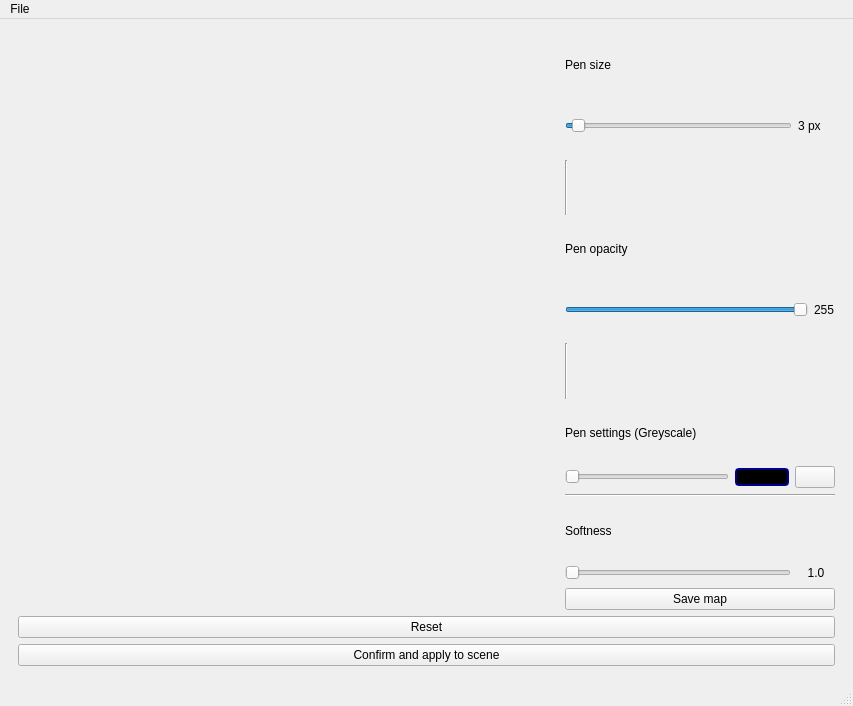
This is ui/ui/mainwindow.ui in binaryHips/Projet3D as Qt 5 draws it before an edit. The edited form follows.
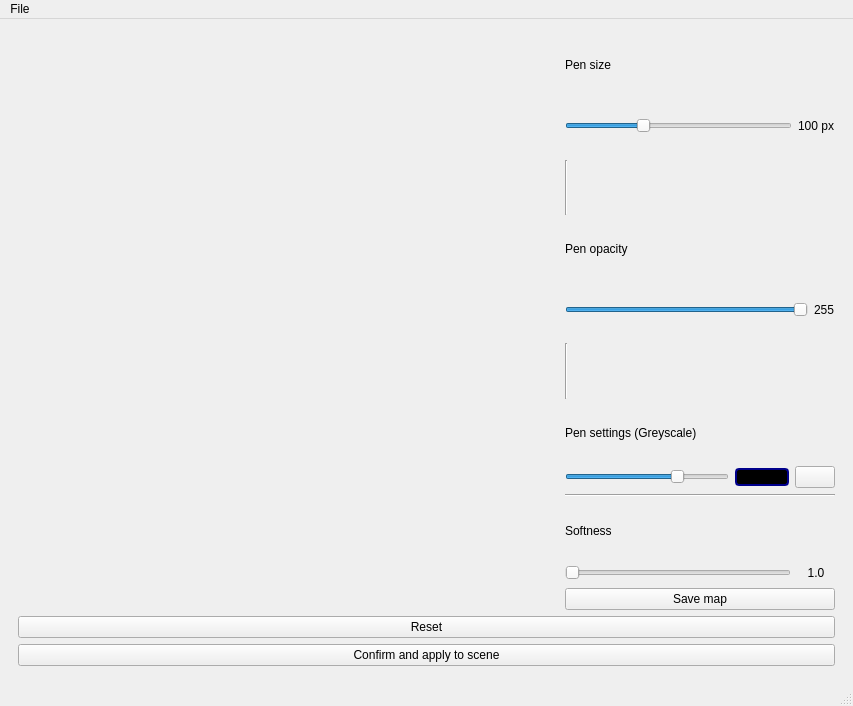
This is the edited form. The open tabs and pages were chosen to show the change. Custom widgets are drawn as their Qt base class.

Commit message: pen initial settings

What changed in the file:
```diff
--- a/ui/ui/mainwindow.ui
+++ b/ui/ui/mainwindow.ui
@@ -409,8 +409,11 @@
              <layout class="QHBoxLayout" name="horizontalLayout_6">
               <item>
                <widget class="QSlider" name="pensizeSlider">
+                <property name="maximum">
+                 <number>300</number>
+                </property>
                 <property name="value">
-                 <number>3</number>
+                 <number>100</number>
                 </property>
                 <property name="tracking">
                  <bool>true</bool>
@@ -422,6 +425,12 @@
               </item>
               <item>
                <widget class="QLabel" name="pensize_label">
+                <property name="sizePolicy">
+                 <sizepolicy hsizetype="Fixed" vsizetype="Preferred">
+                  <horstretch>0</horstretch>
+                  <verstretch>0</verstretch>
+                 </sizepolicy>
+                </property>
                 <property name="minimumSize">
                  <size>
                   <width>37</width>
@@ -429,7 +438,7 @@
                  </size>
                 </property>
                 <property name="text">
-                 <string>3 px</string>
+                 <string>100 px</string>
                 </property>
                </widget>
               </item>
@@ -497,6 +506,9 @@
                 <property name="maximum">
                  <number>255</number>
                 </property>
+                <property name="value">
+                 <number>180</number>
+                </property>
                 <property name="orientation">
                  <enum>Qt::Orientation::Horizontal</enum>
                 </property>
```
The commit also changes 1 other file.
